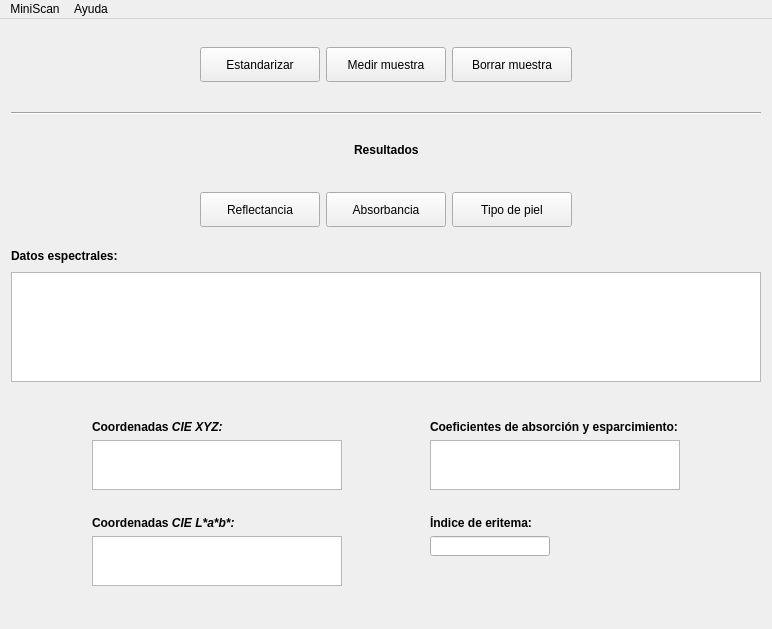
This is mainwindow.ui in Gabnz/Spectrasoft as Qt 5 draws it before an edit. The edited form follows.
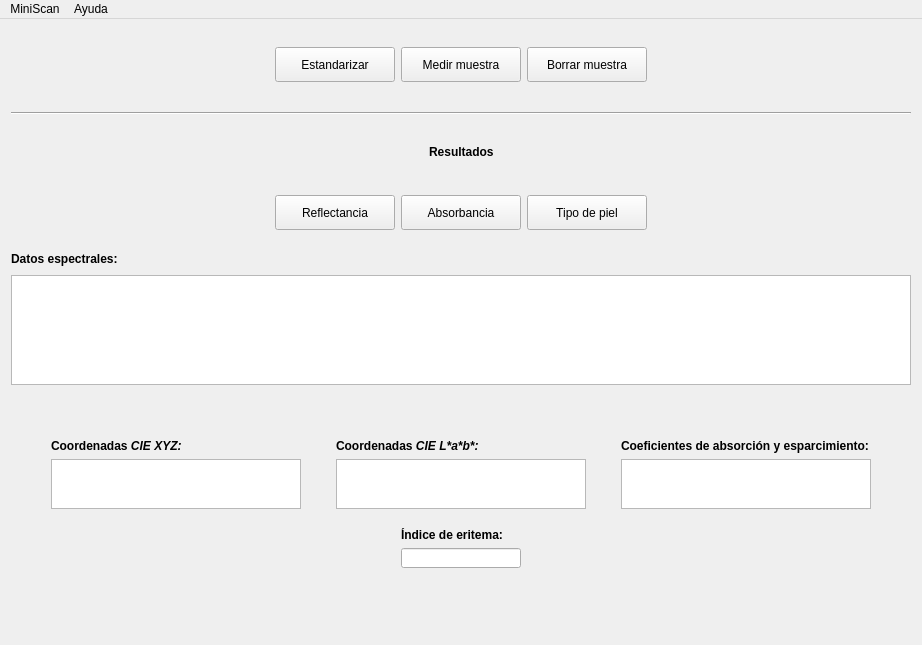
This is the edited form. Icons and pictures are not drawn.

Patch:
```diff
--- a/mainwindow.ui
+++ b/mainwindow.ui
@@ -6,8 +6,8 @@
    <rect>
     <x>0</x>
     <y>0</y>
-    <width>772</width>
-    <height>629</height>
+    <width>920</width>
+    <height>645</height>
    </rect>
   </property>
   <property name="windowTitle">
@@ -508,8 +508,6 @@
        </layout>
       </item>
       <item>
-       <layout class="QVBoxLayout" name="verticalLayout_7">
-        <item>
          <layout class="QHBoxLayout" name="horizontalLayout_2">
           <item>
            <widget class="QLabel" name="etqDatosEspectrales">
@@ -537,13 +535,7 @@
          <widget class="QTableView" name="tablaPuntosEspectrales">
           <property name="minimumSize">
            <size>
-            <width>750</width>
-            <height>110</height>
-           </size>
-          </property>
-          <property name="maximumSize">
-           <size>
-            <width>750</width>
+          <width>900</width>
             <height>110</height>
            </size>
           </property>
@@ -585,8 +577,6 @@
           </attribute>
          </widget>
         </item>
-       </layout>
-      </item>
       <item>
        <spacer name="verticalSpacer_3">
         <property name="orientation">
@@ -602,6 +592,19 @@
       </item>
       <item>
        <layout class="QGridLayout" name="gridLayout_4">
+        <item row="0" column="0">
+         <spacer name="horizontalSpacer_13">
+          <property name="orientation">
+           <enum>Qt::Horizontal</enum>
+          </property>
+          <property name="sizeHint" stdset="0">
+           <size>
+            <width>40</width>
+            <height>20</height>
+           </size>
+          </property>
+         </spacer>
+        </item>
         <item row="0" column="1">
          <layout class="QVBoxLayout" name="verticalLayout_3">
           <item>
@@ -629,99 +632,20 @@
           </item>
          </layout>
         </item>
-        <item row="0" column="3">
-         <layout class="QVBoxLayout" name="verticalLayout_2">
-          <item>
-           <widget class="QLabel" name="etqAbsorcion_2">
-            <property name="text">
-             <string>&lt;html&gt;&lt;head/&gt;&lt;body&gt;&lt;p&gt;&lt;span style=&quot; font-weight:600;&quot;&gt;Coeficientes de absorción y esparcimiento:&lt;/span&gt;&lt;/p&gt;&lt;/body&gt;&lt;/html&gt;</string>
-            </property>
-           </widget>
-          </item>
-          <item>
-           <widget class="QTableView" name="tablaAbsEsp">
-            <property name="minimumSize">
-             <size>
-              <width>250</width>
-              <height>50</height>
-             </size>
-            </property>
-            <property name="maximumSize">
-             <size>
-              <width>250</width>
-              <height>50</height>
-             </size>
-            </property>
-           </widget>
-          </item>
-         </layout>
-        </item>
-        <item row="1" column="0">
-         <spacer name="horizontalSpacer_9">
-          <property name="orientation">
-           <enum>Qt::Horizontal</enum>
-          </property>
-          <property name="sizeHint" stdset="0">
-           <size>
-            <width>40</width>
-            <height>20</height>
-           </size>
-          </property>
-         </spacer>
-        </item>
-        <item row="1" column="1">
-         <spacer name="verticalSpacer_6">
-          <property name="orientation">
-           <enum>Qt::Vertical</enum>
-          </property>
-          <property name="sizeHint" stdset="0">
-           <size>
-            <width>20</width>
-            <height>13</height>
-           </size>
-          </property>
-         </spacer>
-        </item>
-        <item row="1" column="2">
+        <item row="0" column="2">
          <spacer name="horizontalSpacer_3">
           <property name="orientation">
            <enum>Qt::Horizontal</enum>
           </property>
           <property name="sizeHint" stdset="0">
            <size>
-            <width>28</width>
+            <width>18</width>
             <height>20</height>
            </size>
           </property>
          </spacer>
         </item>
-        <item row="1" column="3">
-         <spacer name="verticalSpacer_5">
-          <property name="orientation">
-           <enum>Qt::Vertical</enum>
-          </property>
-          <property name="sizeHint" stdset="0">
-           <size>
-            <width>17</width>
-            <height>13</height>
-           </size>
-          </property>
-         </spacer>
-        </item>
-        <item row="1" column="4">
-         <spacer name="horizontalSpacer_7">
-          <property name="orientation">
-           <enum>Qt::Horizontal</enum>
-          </property>
-          <property name="sizeHint" stdset="0">
-           <size>
-            <width>40</width>
-            <height>20</height>
-           </size>
-          </property>
-         </spacer>
-        </item>
-        <item row="2" column="1">
+        <item row="0" column="3" colspan="3">
          <layout class="QVBoxLayout" name="verticalLayout">
           <item>
            <widget class="QLabel" name="etqLab">
@@ -748,8 +672,87 @@
           </item>
          </layout>
         </item>
-        <item row="2" column="3">
+        <item row="0" column="6">
+         <spacer name="horizontalSpacer_7">
+          <property name="orientation">
+           <enum>Qt::Horizontal</enum>
+          </property>
+          <property name="sizeHint" stdset="0">
+           <size>
+            <width>17</width>
+            <height>20</height>
+           </size>
+          </property>
+         </spacer>
+        </item>
+        <item row="0" column="7">
+         <layout class="QVBoxLayout" name="verticalLayout_2">
+          <item>
+           <widget class="QLabel" name="etqAbsorcion_2">
+            <property name="text">
+             <string>&lt;html&gt;&lt;head/&gt;&lt;body&gt;&lt;p&gt;&lt;span style=&quot; font-weight:600;&quot;&gt;Coeficientes de absorción y esparcimiento:&lt;/span&gt;&lt;/p&gt;&lt;/body&gt;&lt;/html&gt;</string>
+            </property>
+           </widget>
+          </item>
+          <item>
+           <widget class="QTableView" name="tablaAbsEsp">
+            <property name="minimumSize">
+             <size>
+              <width>250</width>
+              <height>50</height>
+             </size>
+            </property>
+            <property name="maximumSize">
+             <size>
+              <width>250</width>
+              <height>50</height>
+             </size>
+            </property>
+           </widget>
+          </item>
+         </layout>
+        </item>
+        <item row="0" column="8">
+         <spacer name="horizontalSpacer_12">
+          <property name="orientation">
+           <enum>Qt::Horizontal</enum>
+          </property>
+          <property name="sizeHint" stdset="0">
+           <size>
+            <width>40</width>
+            <height>20</height>
+           </size>
+          </property>
+         </spacer>
+        </item>
+        <item row="1" column="3">
+         <spacer name="horizontalSpacer_9">
+          <property name="orientation">
+           <enum>Qt::Horizontal</enum>
+          </property>
+          <property name="sizeHint" stdset="0">
+           <size>
+            <width>40</width>
+            <height>20</height>
+           </size>
+          </property>
+         </spacer>
+        </item>
+        <item row="1" column="4">
          <layout class="QVBoxLayout" name="verticalLayout_4">
+          <item>
+           <spacer name="verticalSpacer_5">
+            <property name="orientation">
+             <enum>Qt::Vertical</enum>
+            </property>
+            <property name="sizeHint" stdset="0">
+             <size>
+              <width>17</width>
+              <height>13</height>
+             </size>
+            </property>
+           </spacer>
+          </item>
           <item>
            <widget class="QLabel" name="etqEritema">
             <property name="text">
@@ -794,17 +797,30 @@
           </item>
          </layout>
         </item>
+        <item row="1" column="5">
+         <spacer name="horizontalSpacer_11">
+          <property name="orientation">
+           <enum>Qt::Horizontal</enum>
+          </property>
+          <property name="sizeHint" stdset="0">
+           <size>
+            <width>40</width>
+            <height>20</height>
+           </size>
+          </property>
+         </spacer>
+        </item>
        </layout>
       </item>
       <item>
-       <spacer name="verticalSpacer_8">
+       <spacer name="verticalSpacer_6">
         <property name="orientation">
          <enum>Qt::Vertical</enum>
         </property>
         <property name="sizeHint" stdset="0">
          <size>
           <width>20</width>
-          <height>17</height>
+          <height>13</height>
          </size>
         </property>
        </spacer>
@@ -818,7 +834,7 @@
     <rect>
      <x>0</x>
      <y>0</y>
-     <width>772</width>
+     <width>920</width>
      <height>21</height>
     </rect>
    </property>
```
Lines whose indentation alone changed are shown as unchanged.
